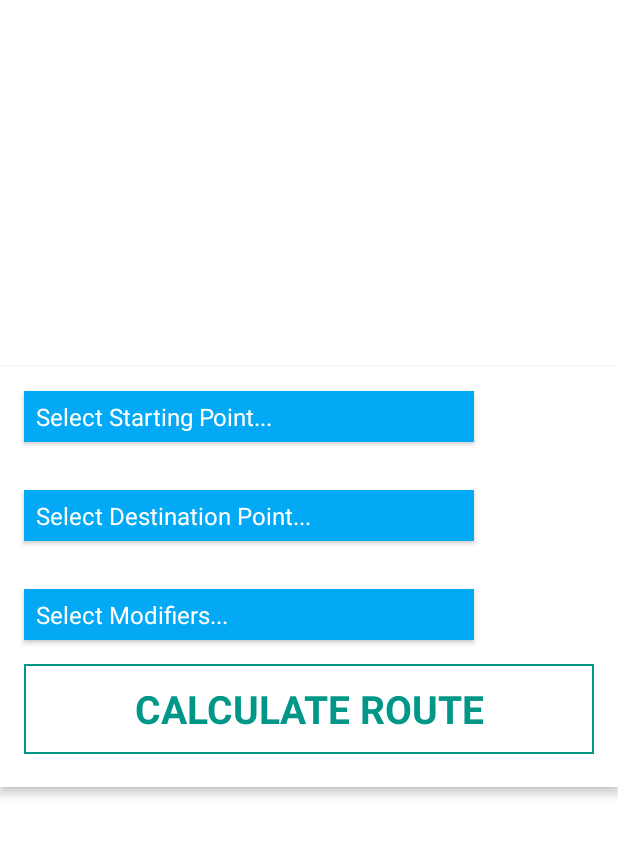
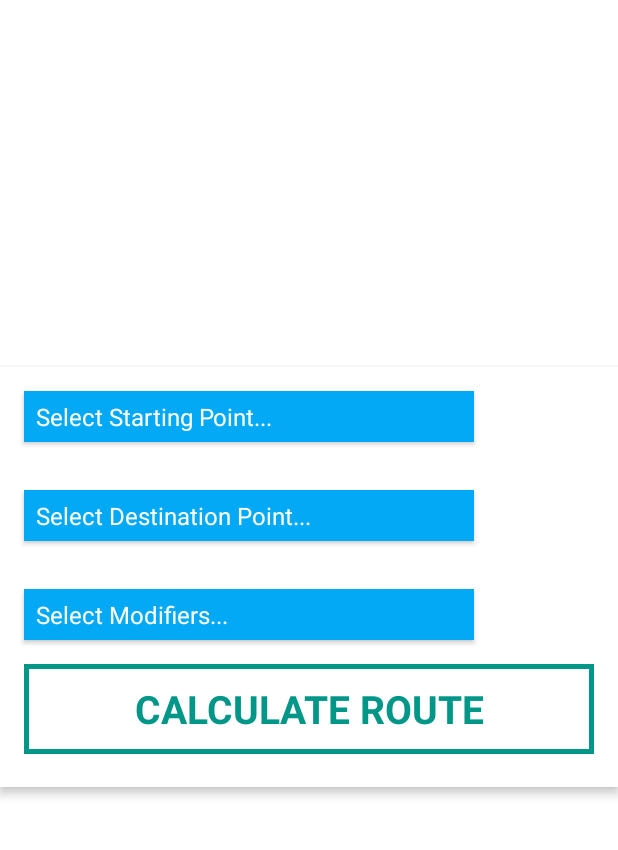
Before and after one commit to OldSchooool/Point2PointPlus, an Android app: the Nav screen opened directly, with no data from a screen before it, on a phone screen of 412 x 824 dp, the part 305-1155 px from its top. Run offline under Robolectric (Android 15) with nearby library versions, the phone set to English and light mode, and no system bars.

Commit message:
Fixed 'CALCULATE ROUTE' button

```diff
--- a/app/src/main/res/drawable/calculate_button.xml
+++ b/app/src/main/res/drawable/calculate_button.xml
@@ -1,4 +1,4 @@
 <?xml version="1.0" encoding="utf-8"?>
 <shape xmlns:android="http://schemas.android.com/apk/res/android">
-    <stroke android:width="2px" android:color="#009688" />
+    <stroke android:width="5px" android:color="#009688" />
 </shape>
```
